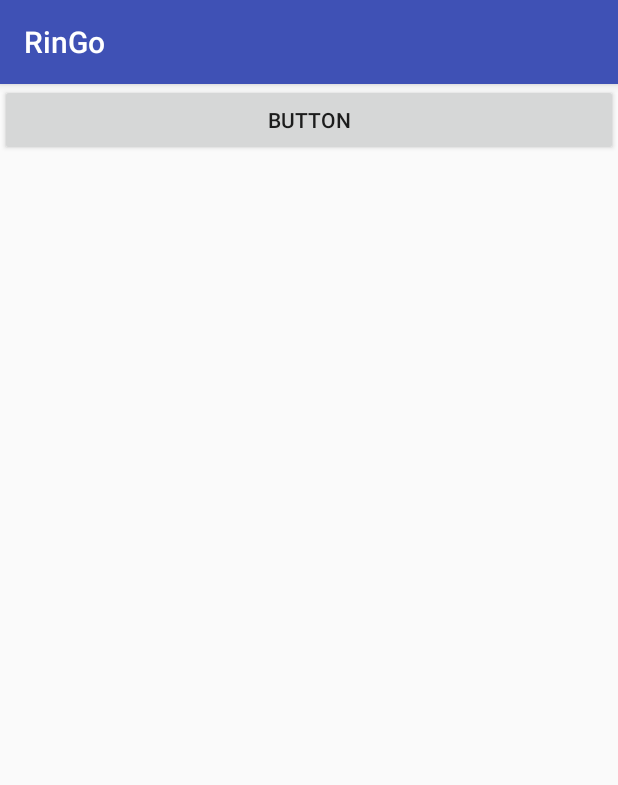
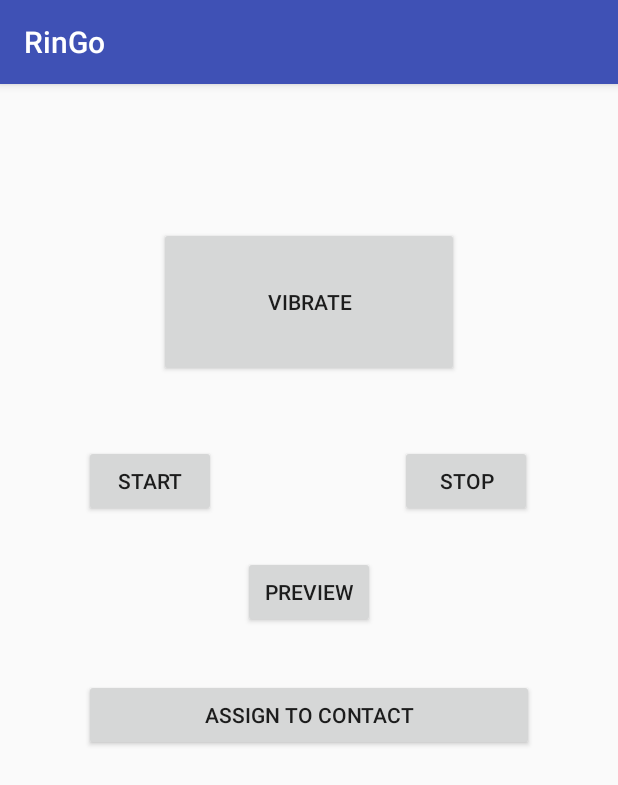
Before and after one commit to Jereakom/Project-Studies-3, an Android app: the VibrationActivity screen opened directly, with no data from a screen before it, on a phone screen of 412 x 824 dp. Shown: the top 785 px of the screen. Run offline under Robolectric (Android 15) with nearby library versions, the phone set to English and light mode, and no system bars.

Commit message:
UI design

```diff
--- a/app/src/main/res/layout/create_vibration_layout.xml
+++ b/app/src/main/res/layout/create_vibration_layout.xml
@@ -3,9 +3,66 @@
     android:orientation="vertical" android:layout_width="match_parent"
     android:layout_height="match_parent">
 
-    <Button
-        android:text="Button"
+    <RelativeLayout
         android:layout_width="match_parent"
-        android:layout_height="wrap_content"
-        android:id="@+id/vibrate_button" />
+        android:layout_height="match_parent">
+
+        <Button
+            android:text="Start"
+            android:layout_width="wrap_content"
+            android:layout_height="wrap_content"
+            android:layout_marginTop="45dp"
+            android:id="@+id/start_button"
+            android:layout_below="@+id/vibrate_button"
+            android:layout_alignParentLeft="true"
+            android:layout_alignParentStart="true"
+            android:layout_marginLeft="56dp"
+            android:layout_marginStart="56dp" />
+
+        <Button
+            android:text="Stop"
+            android:layout_width="wrap_content"
+            android:layout_height="wrap_content"
+            android:id="@+id/end_button"
+            android:layout_alignBaseline="@+id/start_button"
+            android:layout_alignBottom="@+id/start_button"
+            android:layout_alignParentRight="true"
+            android:layout_alignParentEnd="true"
+            android:layout_marginRight="57dp"
+            android:layout_marginEnd="57dp" />
+
+        <Button
+            android:text="Vibrate"
+            android:layout_width="200dp"
+            android:layout_height="100dp"
+            android:id="@+id/vibrate_button"
+            android:layout_marginTop="95dp"
+            android:layout_alignParentTop="true"
+            android:layout_centerHorizontal="true" />
+
+        <Button
+            android:text="Preview"
+            android:layout_width="wrap_content"
+            android:layout_height="wrap_content"
+            android:layout_marginTop="26dp"
+            android:id="@+id/play_button"
+            android:layout_below="@+id/end_button"
+            android:layout_centerHorizontal="true" />
+
+        <Button
+            android:text="Assign to Contact"
+            android:layout_width="300dp"
+            android:layout_height="wrap_content"
+            android:layout_marginTop="34dp"
+            android:id="@+id/assign_button"
+            android:layout_below="@+id/play_button"
+            android:layout_centerHorizontal="true" />
+    </RelativeLayout>
+
+    <RelativeLayout
+        android:layout_width="match_parent"
+        android:layout_height="match_parent">
+
+    </RelativeLayout>
+
 </LinearLayout>
```
